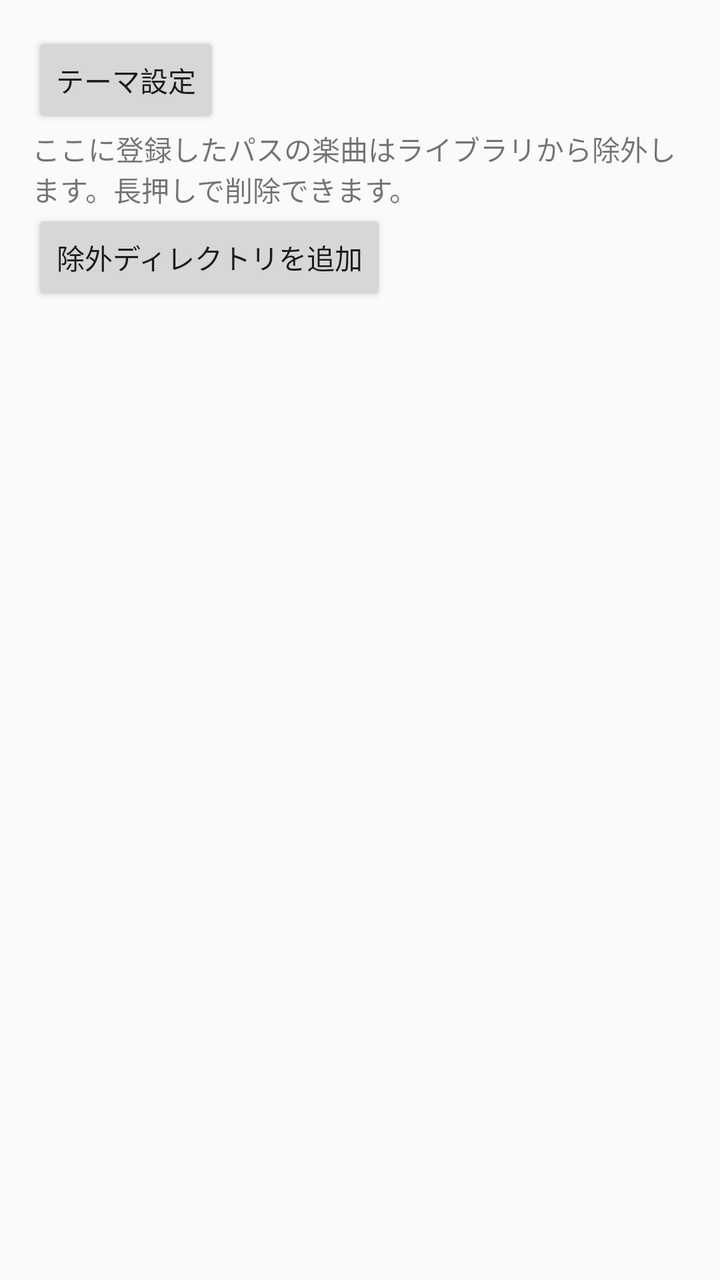
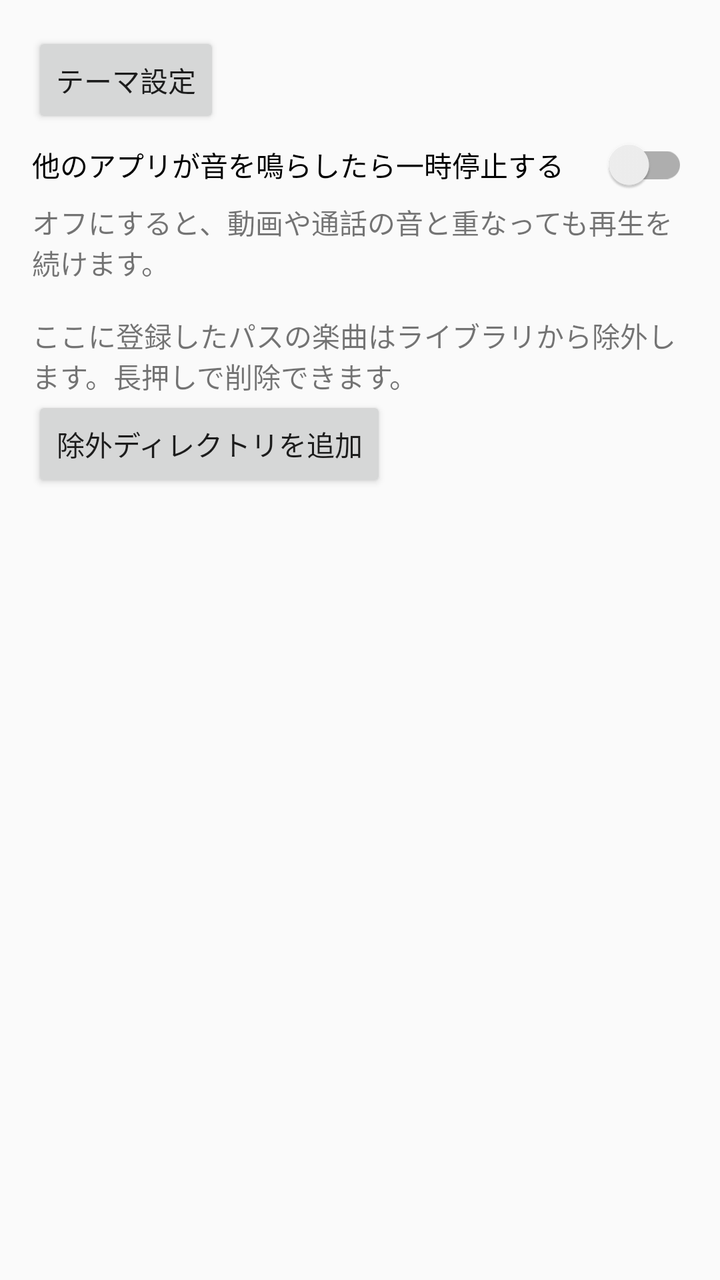

Before-and-after screenshots of an Android layout around one commit, followed by the original layout XML and the change that was made.
<!-- AndroidManifest.xml: application theme Theme.AppCompat.DayNight.DarkActionBar -->
<!-- res/layout/activity_settings.xml -->
<?xml version="1.0" encoding="utf-8"?>
<LinearLayout xmlns:android="http://schemas.android.com/apk/res/android"
    android:layout_width="match_parent" android:layout_height="match_parent"
    android:orientation="vertical" android:padding="16dp">
    <Button android:id="@+id/themeButton" android:layout_width="wrap_content"
        android:layout_height="wrap_content" android:text="テーマ設定" />
    <TextView android:layout_width="match_parent" android:layout_height="wrap_content"
        android:text="ここに登録したパスの楽曲はライブラリから除外します。長押しで削除できます。" />
    <Button android:id="@+id/addExcludedDirectory" android:layout_width="wrap_content"
        android:layout_height="wrap_content" android:text="除外ディレクトリを追加" />
    <ListView android:id="@+id/excludedDirectoryList" android:layout_width="match_parent"
        android:layout_height="0dp" android:layout_weight="1" />
</LinearLayout>
<!-- resources referenced by this layout -->
<resources>

</resources>

<!-- the commit's change to res/layout/activity_settings.xml (unified diff, before → after) -->
@@ -4,6 +4,13 @@
     android:orientation="vertical" android:padding="16dp">
     <Button android:id="@+id/themeButton" android:layout_width="wrap_content"
         android:layout_height="wrap_content" android:text="テーマ設定" />
+    <androidx.appcompat.widget.SwitchCompat android:id="@+id/pauseForOtherAppsSwitch"
+        android:layout_width="match_parent" android:layout_height="wrap_content"
+        android:paddingVertical="8dp"
+        android:text="他のアプリが音を鳴らしたら一時停止する" />
+    <TextView android:layout_width="match_parent" android:layout_height="wrap_content"
+        android:paddingBottom="16dp"
+        android:text="オフにすると、動画や通話の音と重なっても再生を続けます。" />
     <TextView android:layout_width="match_parent" android:layout_height="wrap_content"
         android:text="ここに登録したパスの楽曲はライブラリから除外します。長押しで削除できます。" />
     <Button android:id="@+id/addExcludedDirectory" android:layout_width="wrap_content"
